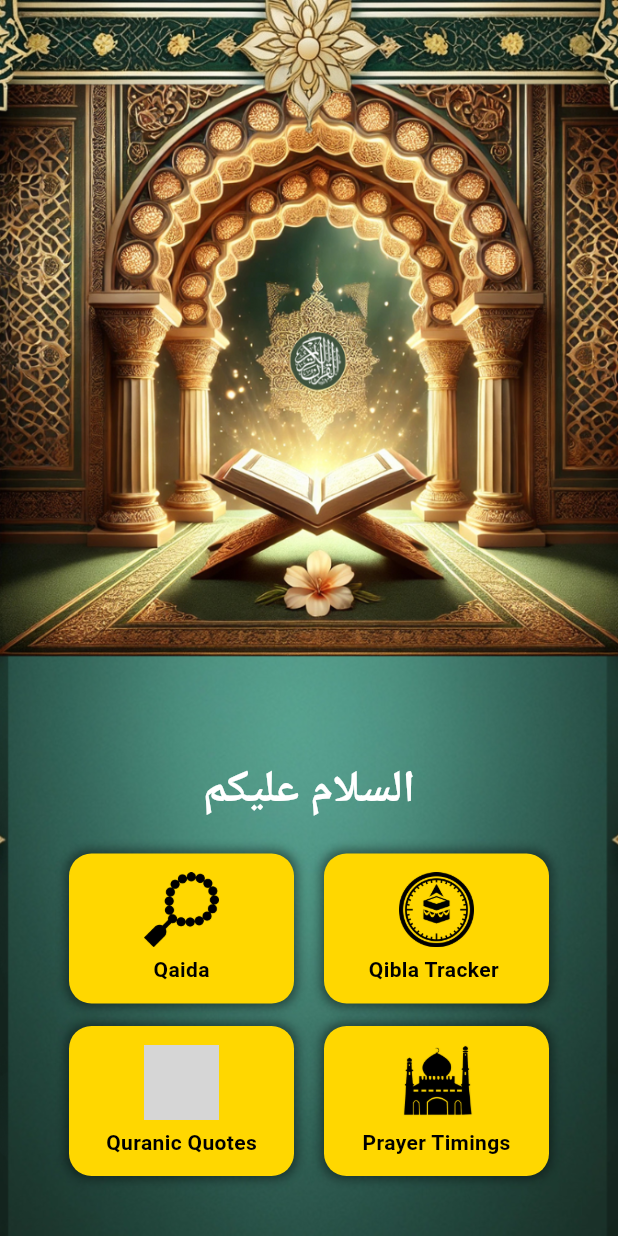
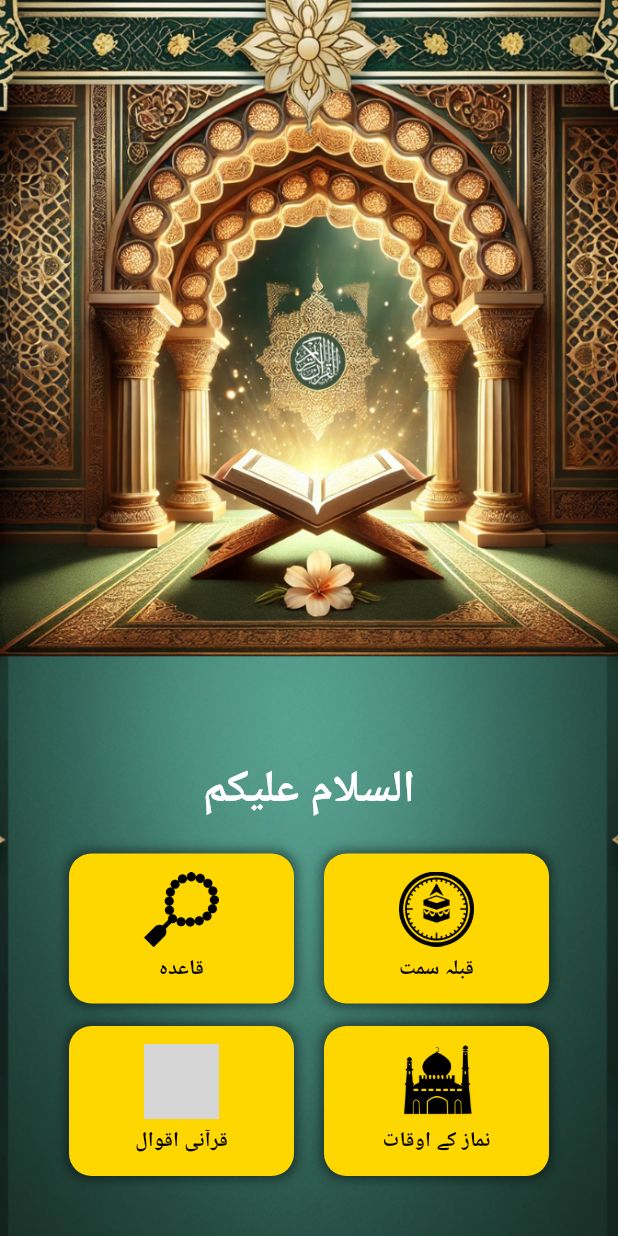
Before and after one commit to ahmadali369/makki-madani-qaida-migrated, a Flutter app: the QuranApp screen opened directly, on a phone screen of 412 x 824 dp. Run offline on Flutter 3.47's test engine with Material 3 defaults, Android fonts, the phone set to English and light mode, and no system bars; our stand-ins replace animate_do, audioplayers, dots_indicator, geolocator, google_fonts; missing offline and left inert: flutter_qiblah; grey boxes are pictures that could not be loaded.

Commit message:
fix - main menu in urdu

```diff
--- a/lib/Quran App/QuranApp.dart
+++ b/lib/Quran App/QuranApp.dart
@@ -20,10 +20,10 @@ class QuranApp extends StatefulWidget {
 
 class _QuranAppState extends State<QuranApp> {
   final List<Map<String, dynamic>> containerData = [
-    {"image": "assets/t.png", "label": "Qaida", "screen": TasbeehApp()},
-    {"image": "assets/q.png", "label": "Qibla Tracker ", "screen": const QiblahScreen()},
-    {"image": "assets/qu.png", "label": "Quranic Quotes", "screen": IslamicQuotesApp()},
-    {"image": "assets/MMM.png", "label": "Prayer Timings", "screen": PrayerTimingsScreen()},
+    {"image": "assets/t.png", "label": "قاعدہ", "screen": TasbeehApp()},
+    {"image": "assets/q.png", "label": "قبلہ سمت", "screen": const QiblahScreen()},
+    {"image": "assets/qu.png", "label": "قرآنی اقوال", "screen": IslamicQuotesApp()},
+    {"image": "assets/MMM.png", "label": "نماز کے اوقات", "screen": PrayerTimingsScreen()},
   ];
 
   @override
```
